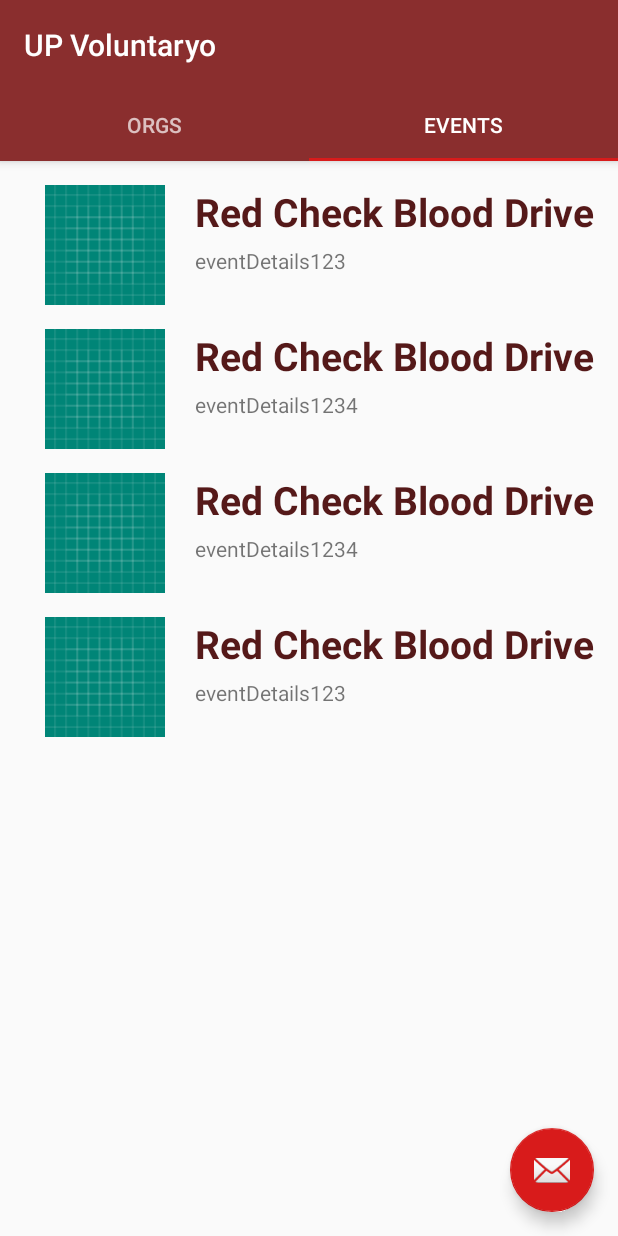
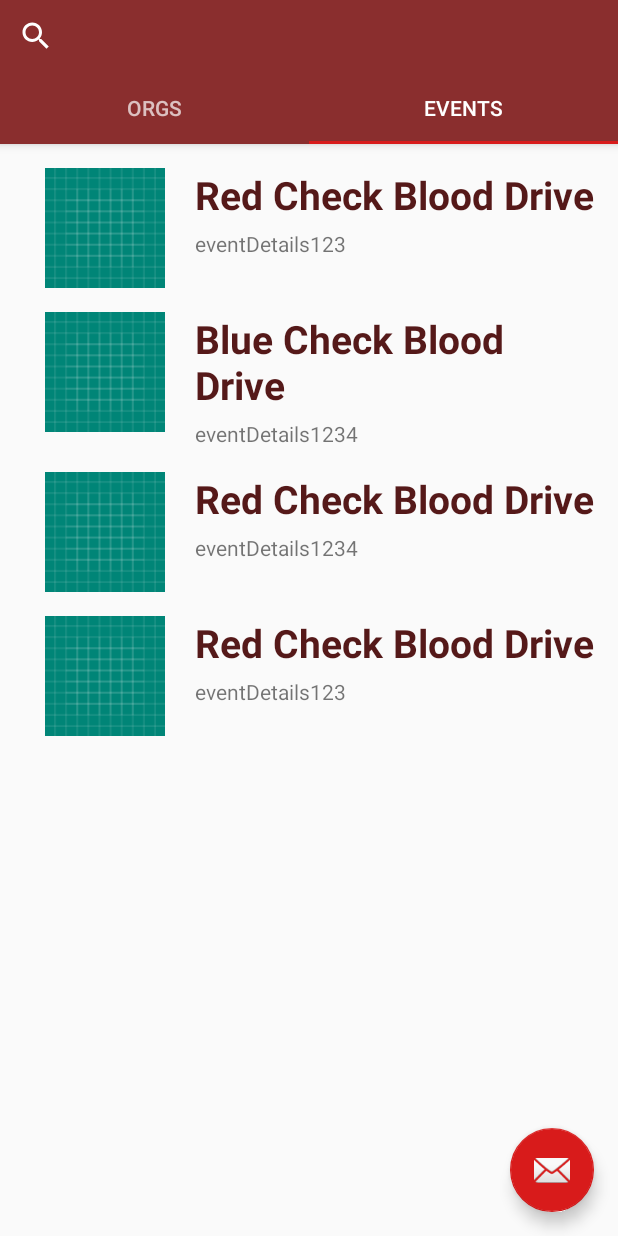
Before and after one commit to blink-blink/CWTS-UP-Voluntayo, an Android app: the HomeActivity screen opened directly, with no data from a screen before it, tab 2 chosen, on a phone screen of 412 x 824 dp. Run offline under Robolectric (Android 15) with nearby library versions, the phone set to English and light mode, and no system bars.

Commit message:
Search Filter functionality
to do: fetch orgs and events from database

```diff
--- a/app/src/main/java/com/example/upvoluntaryo/HomeActivity.java
+++ b/app/src/main/java/com/example/upvoluntaryo/HomeActivity.java
@@ -3,14 +3,18 @@ package com.example.upvoluntaryo;
 import android.os.Bundle;
 
 import com.example.upvoluntaryo.ui.main.CollectionAdapter;
+import com.example.upvoluntaryo.ui.main.SearchViewModel;
 import com.google.android.material.floatingactionbutton.FloatingActionButton;
 import com.google.android.material.snackbar.Snackbar;
 import com.google.android.material.tabs.TabLayout;
 
 import androidx.annotation.StringRes;
 import androidx.appcompat.app.AppCompatActivity;
+import androidx.appcompat.widget.SearchView;
+import androidx.lifecycle.ViewModelProvider;
 import androidx.viewpager2.widget.ViewPager2;
 
+import android.util.Log;
 import android.view.View;
 
 import com.google.android.material.tabs.TabLayoutMediator;
@@ -32,6 +36,23 @@ public class HomeActivity extends AppCompatActivity {
                 (tab, position) -> tab.setText(getResources().getString(TAB_TITLES[position]))
         ).attach();
 
+        //SearchView
+        SearchViewModel searchViewModel = new ViewModelProvider(this).get(SearchViewModel.class);
+        SearchView searchItem = (SearchView) findViewById(R.id.searchItem);
+
+        searchItem.setOnQueryTextListener(new SearchView.OnQueryTextListener() {
+            @Override
+            public boolean onQueryTextSubmit(String query) {
+                return false;
+            }
+
+            @Override
+            public boolean onQueryTextChange(String newText) {
+                searchViewModel.setQuery(newText);
+                return false;
+            }
+        });
+
         FloatingActionButton fab = findViewById(R.id.fab);
 
         fab.setOnClickListener(new View.OnClickListener() {
--- a/app/src/main/java/com/example/upvoluntaryo/ui/main/CollectionAdapter.java
+++ b/app/src/main/java/com/example/upvoluntaryo/ui/main/CollectionAdapter.java
@@ -1,6 +1,7 @@
 package com.example.upvoluntaryo.ui.main;
 
 import android.os.Bundle;
+import android.util.Log;
 
 import androidx.annotation.NonNull;
 import androidx.fragment.app.Fragment;
--- a/app/src/main/java/com/example/upvoluntaryo/ui/main/ObjectFragment.java
+++ b/app/src/main/java/com/example/upvoluntaryo/ui/main/ObjectFragment.java
@@ -2,13 +2,17 @@ package com.example.upvoluntaryo.ui.main;
 
 import android.content.Intent;
 import android.os.Bundle;
+import android.util.Log;
 import android.view.LayoutInflater;
 import android.view.View;
 import android.view.ViewGroup;
 
 import androidx.annotation.NonNull;
 import androidx.annotation.Nullable;
+import androidx.appcompat.widget.SearchView;
 import androidx.fragment.app.Fragment;
+import androidx.lifecycle.Observer;
+import androidx.lifecycle.ViewModelProvider;
 import androidx.recyclerview.widget.DefaultItemAnimator;
 import androidx.recyclerview.widget.LinearLayoutManager;
 import androidx.recyclerview.widget.RecyclerView;
@@ -25,9 +29,10 @@ public class ObjectFragment extends Fragment implements EventListAdapter.OnEvent
 
     // vars
     private ArrayList<Event> eventList = new ArrayList<>();
-    private EventListAdapter eventListadapter;
+    private EventListAdapter eventListAdapter;
     private ArrayList<Orgs> orgList = new ArrayList<>();
     private OrgListAdapter orgListAdapter;
+    private SearchViewModel searchViewModel;
 
     @Nullable
     @Override
@@ -44,15 +49,15 @@ public class ObjectFragment extends Fragment implements EventListAdapter.OnEvent
 
             //test
             eventList.add(new Event("Red Check Blood Drive", "eventAddress1", "eventDetails123", R.id.eventImageHeader));
-            eventList.add(new Event("Red Check Blood Drive", "eventAddress1", "eventDetails1234", R.id.eventImageHeader));
+            eventList.add(new Event("Blue Check Blood Drive", "eventAddress1", "eventDetails1234", R.id.eventImageHeader));
             eventList.add(new Event("Red Check Blood Drive", "eventAddress1", "eventDetails1234", R.id.eventImageHeader));
             eventList.add(new Event("Red Check Blood Drive", "eventAddress1", "eventDetails123", R.id.eventImageHeader));
 
-            eventListadapter = new EventListAdapter( eventList, this);
+            eventListAdapter = new EventListAdapter( eventList, this);
             RecyclerView.LayoutManager layoutManager = new LinearLayoutManager(getContext());
             recyclerView.setLayoutManager(layoutManager);
             recyclerView.setItemAnimator(new DefaultItemAnimator());
-            recyclerView.setAdapter(eventListadapter);
+            recyclerView.setAdapter(eventListAdapter);
 
         }
         else{
@@ -70,8 +75,15 @@ public class ObjectFragment extends Fragment implements EventListAdapter.OnEvent
             recyclerView.setLayoutManager(layoutManager);
             recyclerView.setItemAnimator(new DefaultItemAnimator());
             recyclerView.setAdapter(orgListAdapter);
-
         }
+        searchViewModel = new ViewModelProvider(requireActivity()).get(SearchViewModel.class);
+        searchViewModel.getQuery().observe(getViewLifecycleOwner(), new Observer<String>() {
+            @Override
+            public void onChanged(String s) {
+                if (orgListAdapter != null) orgListAdapter.getFilter().filter(s);
+                if (eventListAdapter != null) eventListAdapter.getFilter().filter(s);
+            }
+        });
     }
 
     @Override
--- /dev/null
+++ b/app/src/main/java/com/example/upvoluntaryo/ui/main/SearchViewModel.java
@@ -0,0 +1,17 @@
+package com.example.upvoluntaryo.ui.main;
+
+import androidx.lifecycle.LiveData;
+import androidx.lifecycle.MutableLiveData;
+import androidx.lifecycle.ViewModel;
+
+public class SearchViewModel extends ViewModel {
+    private final MutableLiveData<String> query = new MutableLiveData<String>();
+
+    public void setQuery(String queryData){
+        query.setValue(queryData);
+    }
+
+    public LiveData<String> getQuery(){
+        return query;
+    }
+}
--- /dev/null
+++ b/app/src/main/res/drawable/ic_baseline_search_24.xml
@@ -0,0 +1,5 @@
+<vector android:height="24dp" android:tint="#FFFFFF"
+    android:viewportHeight="24" android:viewportWidth="24"
+    android:width="24dp" xmlns:android="http://schemas.android.com/apk/res/android">
+    <path android:fillColor="@android:color/white" android:pathData="M15.5,14h-0.79l-0.28,-0.27C15.41,12.59 16,11.11 16,9.5 16,5.91 13.09,3 9.5,3S3,5.91 3,9.5 5.91,16 9.5,16c1.61,0 3.09,-0.59 4.23,-1.57l0.27,0.28v0.79l5,4.99L20.49,19l-4.99,-5zM9.5,14C7.01,14 5,11.99 5,9.5S7.01,5 9.5,5 14,7.01 14,9.5 11.99,14 9.5,14z"/>
+</vector>
--- a/app/src/main/res/layout/activity_home.xml
+++ b/app/src/main/res/layout/activity_home.xml
@@ -11,15 +11,10 @@
         android:layout_height="wrap_content"
         android:theme="@style/AppTheme.AppBarOverlay">
 
-        <TextView
-            android:id="@+id/title"
-            android:layout_width="wrap_content"
-            android:layout_height="wrap_content"
-            android:gravity="center"
-            android:minHeight="?actionBarSize"
-            android:padding="@dimen/appbar_padding"
-            android:text="@string/app_name"
-            android:textAppearance="@style/TextAppearance.Widget.AppCompat.Toolbar.Title" />
+        <androidx.appcompat.widget.SearchView
+            android:id="@+id/searchItem"
+            android:layout_width="match_parent"
+            android:layout_height="match_parent" />
 
         <com.google.android.material.tabs.TabLayout
             android:id="@+id/tabs"
```
Also changed, not shown: app/src/main/java/com/example/upvoluntaryo/ui/main/EventListAdapter.java (+42 -1 lines), app/src/main/java/com/example/upvoluntaryo/ui/main/OrgListAdapter.java (+43 -1 lines).
